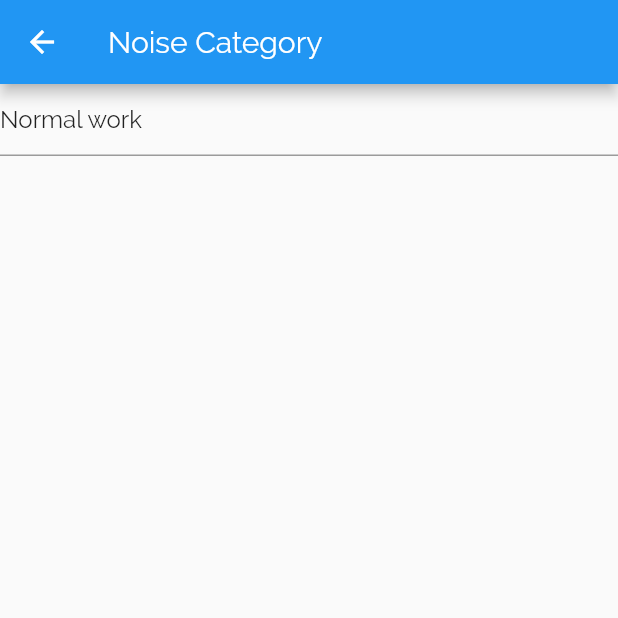
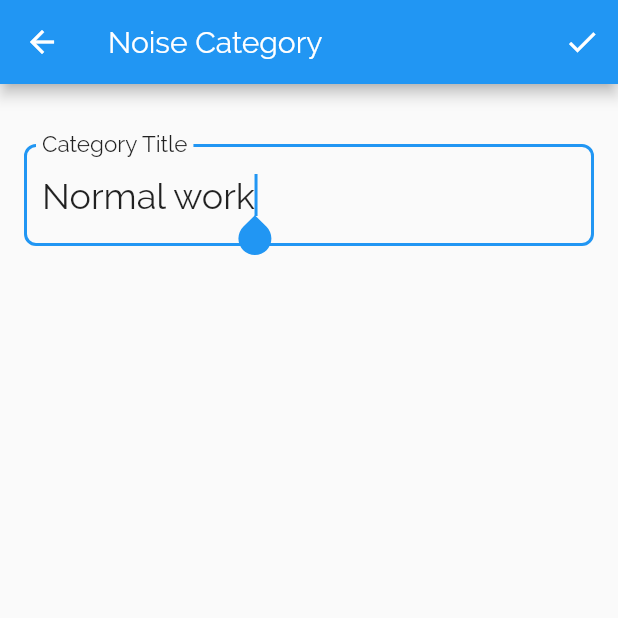
Before and after one commit to arturzrk/noise_tracker, a Flutter app: the SettingsRoute screen opened directly, after a tap on "Normal work", on a phone screen of 412 x 824 dp, the top half of it. Run offline on Flutter 3.47's test engine with Material 2 defaults, Android fonts, the phone set to English and light mode, and no system bars; our stand-ins replace cloud_firestore, flutter_slidable; missing offline and left inert: flutter_simple_dependency_injection; accounts and stored records are empty.

Commit message:
Added dependency injection, environments and  firebase integration.

```diff
--- /dev/null
+++ b/lib/app_config.dart
@@ -0,0 +1,41 @@
+import 'package:flutter/material.dart';
+import 'package:flutter_simple_dependency_injection/injector.dart';
+import 'package:noise_recorder/services/noise_category/mock_noise_service.dart';
+import 'package:noise_recorder/services/noise_category/noise_service.dart';
+
+class AppConfig extends InheritedWidget {
+  final String environment;
+  final String appTitle;
+
+  AppConfig(
+      {@required this.appTitle,
+        @required this.environment,
+        @required Widget child})
+      : super(child: child) {
+    setupDependencies();
+  }
+
+  static AppConfig of(BuildContext context) {
+    return context.inheritFromWidgetOfExactType(AppConfig);
+  }
+
+  @override
+  bool updateShouldNotify(InheritedWidget oldWidget) => false;
+
+  void setupDependencies() {
+    if (environment.toLowerCase() == 'development')
+      setupDevDependencies();
+    else
+      setupProdDependencies();
+  }
+
+  void setupDevDependencies() {
+    final Injector injector = Injector.getInjector();
+    injector.map<NoiseService>((i) => new MockNoiseService());
+  }
+
+  void setupProdDependencies() {
+    final Injector injector = Injector.getInjector();
+    injector.map<NoiseService>((i) => new MockNoiseService());
+  }
+}
--- a/lib/noise_categories.dart
+++ b/lib/model/noise_category.dart
@@ -1,8 +1,9 @@
 import 'package:flutter/material.dart';
-import 'package:meta/meta.dart';
+import 'package:cloud_firestore/cloud_firestore.dart';
 
 class NoiseCategory {
-  final name;
+  DocumentReference reference;
+  String name;
   final Color color;
   static List<NoiseCategory> configuredCategories = [
     NoiseCategory(name: "Normal work", color: Colors.green),
@@ -13,5 +14,5 @@ class NoiseCategory {
     NoiseCategory(name: "leg stretching"),
     NoiseCategory(name: "sms"),
   ];
-  NoiseCategory({@required this.name, this.color});
+  NoiseCategory({this.reference, this.name, this.color});
 }
--- a/lib/routes/category_route.dart
+++ b/lib/routes/category_route.dart
@@ -1,5 +1,5 @@
 import 'package:flutter/material.dart';
-import 'package:noise_recorder/noise_categories.dart';
+import 'package:noise_recorder/model/noise_category.dart';
 
 class CategoryRoute extends StatefulWidget {
   final NoiseCategory category;
@@ -8,26 +8,69 @@ class CategoryRoute extends StatefulWidget {
 
   @override
   CategoryRouteState createState() {
-    // TODO: implement createState
     return CategoryRouteState();
   }
 }
 
 class CategoryRouteState extends State<CategoryRoute> {
+  final TextEditingController _categoryInputController = TextEditingController();
+
+  @override
+  void initState() {
+    _categoryInputController.text = widget.category.name;
+    super.initState();
+  }
+  @override
+  void dispose() {
+    _categoryInputController.dispose();
+    super.dispose();
+  }
+
   @override
   Widget build(BuildContext context) {
-    // TODO: implement build
     return Scaffold(
       appBar: AppBar(
         title: Text("Noise Category"),
-      ),
-      body: ListView(
-        children: [
-          TextFormField(
-            initialValue: widget.category.name,
+        actions: <Widget>[
+          IconButton(
+            icon: Icon(Icons.done),
+            onPressed: _onCategorySubmitted,
           )
         ],
       ),
+      body: Form(
+        child: Padding(
+          padding: const EdgeInsets.all(8.0),
+          child: ListView(
+            children: [
+              Padding(
+                padding: const EdgeInsets.fromLTRB(8.0, 32.0, 8.0, 8.0),
+                child: TextField(
+                  autofocus: true,
+                  controller: _categoryInputController,
+                  textInputAction: TextInputAction.done,
+                  style: Theme.of(context).textTheme.headline,
+                  decoration: InputDecoration(
+                    labelStyle: Theme.of(context).textTheme.title,
+                    labelText: 'Category Title',
+                    border: OutlineInputBorder(
+                      borderRadius: BorderRadius.circular(8.0),
+                    ),
+                  ),
+                  onSubmitted: (currentValue) => _onCategorySubmitted(),
+                ),
+              )
+            ],
+          ),
+        ),
+      ),
     );
   }
+
+  void _onCategorySubmitted() {
+    setState(() {
+      widget.category.name = _categoryInputController.text;
+      Navigator.pop(context);
+    });
+  }
 }
--- a/lib/routes/settings_route.dart
+++ b/lib/routes/settings_route.dart
@@ -1,5 +1,5 @@
 import 'package:flutter/material.dart';
-import 'package:noise_recorder/noise_categories.dart';
+import 'package:noise_recorder/model/noise_category.dart';
 import 'package:flutter_slidable/flutter_slidable.dart';
 import 'package:noise_recorder/routes/category_route.dart';
 
@@ -10,7 +10,6 @@ class SettingsRoute extends StatefulWidget {
 
   @override
   SettingsRouteState createState() {
-    // TODO: implement createState
     return SettingsRouteState();
   }
 }
@@ -18,14 +17,22 @@ class SettingsRoute extends StatefulWidget {
 class SettingsRouteState extends State<SettingsRoute> {
   @override
   Widget build(BuildContext context) {
-    // TODO: implement build
     return Scaffold(
       appBar: AppBar(
         title: Text("Noise categories"),
       ),
       body: ListView(
         children: buildListItems(),
-        ));
+      ),
+      floatingActionButton: Builder(
+        builder: (BuildContext context) {
+          return FloatingActionButton(
+            onPressed: () => onAddPressed(context),
+            child: Icon(Icons.add),
+          );
+        }
+      ),
+    );
   }
 
   List<Widget> buildListItems() {
@@ -71,13 +78,18 @@ class SettingsRouteState extends State<SettingsRoute> {
   }
 
   void _categoryTapped(NoiseCategory category) {
-    Navigator.push(
-        context,
-        MaterialPageRoute(
-            builder: (context) {
+    Navigator.push(context, MaterialPageRoute(builder: (context) {
       return CategoryRoute(category: category);
+    }));
   }
-        )
-    );
+
+  void onAddPressed(context) {
+    NoiseCategory newCategory = NoiseCategory();
+    Navigator.push(context, MaterialPageRoute(builder: (context) {
+      return CategoryRoute(category: newCategory);
+    }));
+    Scaffold.of(context).showSnackBar(SnackBar(
+      content: Text('Category added.'),
+    ));
   }
 }
--- a/pubspec.yaml
+++ b/pubspec.yaml
@@ -15,8 +15,13 @@ environment:
 dependencies:
   flutter:
     sdk: flutter
+
   flutter_slidable: ^0.4.9
   cupertino_icons: ^0.1.2
+  flutter_simple_dependency_injection: any
+  firebase_core: ^0.2.5+1
+  cloud_firestore: ^0.8.2+1
+  mockito: ^4.0.0
 
 dev_dependencies:
   flutter_test:
```
Also changed, not shown: lib/main.dart (+25 -8 lines), lib/main_dev.dart (added, +12 -0 lines), lib/services/noise_category/mock_noise_service.dart (added, +32 -0 lines), lib/services/noise_category/noise_service.dart (added, +8 -0 lines), 11 other files. Lines whose indentation alone changed are shown as unchanged.
